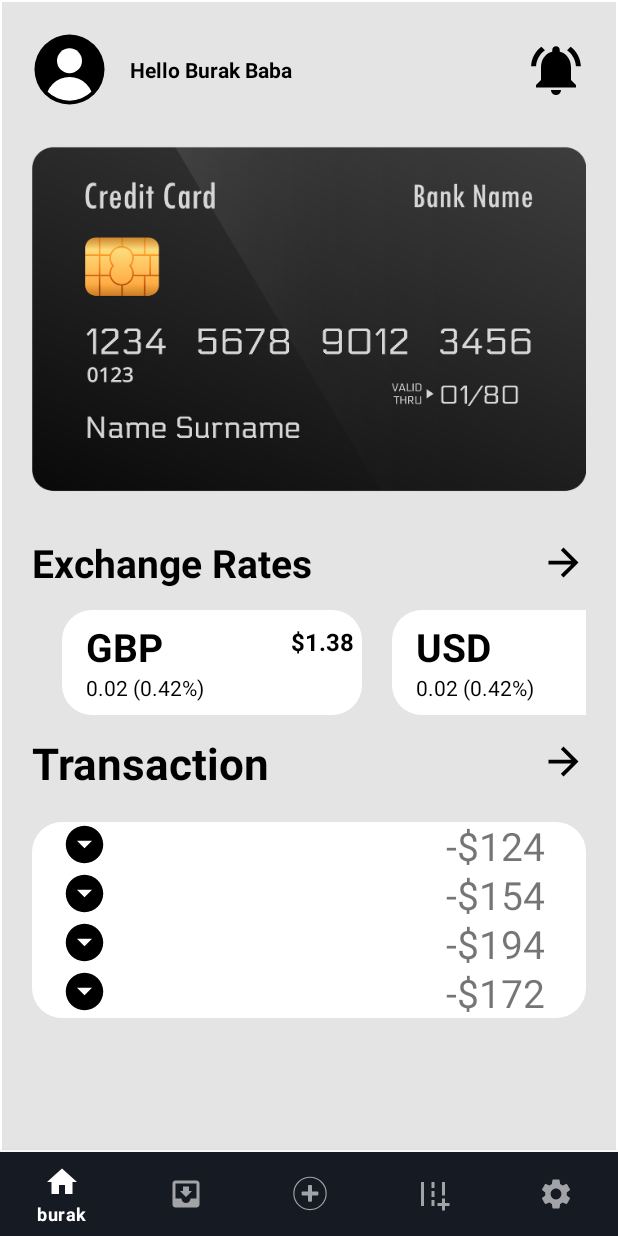
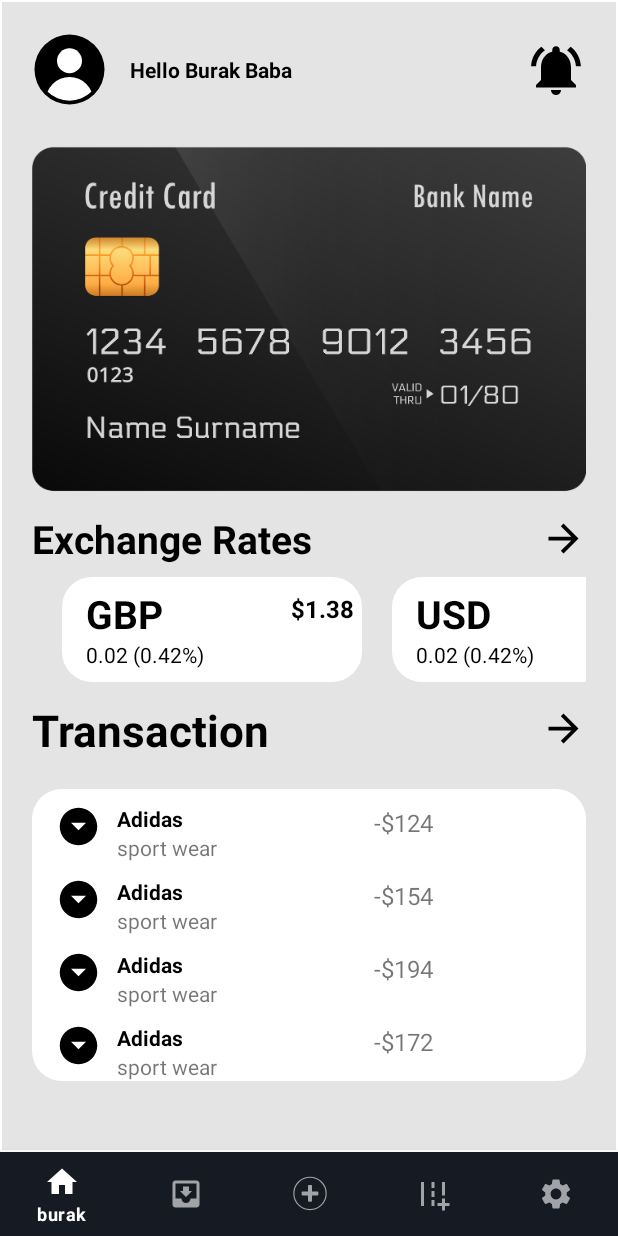
Before and after one commit to burakselcuk1/BottomNavMenu, an Android app: the screen it shows after launch (MainActivity), on a phone screen of 412 x 824 dp. Run offline under Robolectric (Android 15) with nearby library versions, the phone set to English and light mode, and no system bars; our stand-ins replace data binding, navigation-ui.

Commit message:
some text changed

```diff
--- a/app/src/main/res/layout/credit_card.xml
+++ b/app/src/main/res/layout/credit_card.xml
@@ -9,7 +9,6 @@
         android:layout_height="wrap_content"
         android:scaleType="fitStart"
         android:adjustViewBounds="true"
-
         android:src="@drawable/cardd" />
 
 </RelativeLayout>
--- a/app/src/main/res/layout/fragment_page_one.xml
+++ b/app/src/main/res/layout/fragment_page_one.xml
@@ -38,7 +38,7 @@
             layout="@layout/exchange"
             android:layout_width="match_parent"
             android:layout_height="wrap_content"
-            android:layout_marginTop="336dp"
+            android:layout_marginTop="320dp"
             app:layout_constraintTop_toTopOf="parent"
             tools:layout_editor_absoluteX="0dp" />
 
@@ -46,7 +46,9 @@
             android:id="@+id/recyclerView"
             android:layout_width="match_parent"
             android:layout_height="wrap_content"
-            app:layout_constraintTop_toBottomOf="@+id/include2" />
+            android:layout_marginTop="8dp"
+            app:layout_constraintTop_toBottomOf="@+id/exchange"
+            tools:layout_editor_absoluteX="0dp" />
 
         <include
             android:id="@+id/include3"
--- a/app/src/main/res/layout/main_page_row_item_two.xml
+++ b/app/src/main/res/layout/main_page_row_item_two.xml
@@ -3,6 +3,7 @@
     xmlns:android="http://schemas.android.com/apk/res/android"
     xmlns:app="http://schemas.android.com/apk/res-auto"
     xmlns:tools="http://schemas.android.com/tools"
+    android:layout_marginTop="10dp"
     android:layout_width="match_parent"
     android:layout_height="wrap_content">
 
@@ -18,15 +19,35 @@
         app:layout_constraintTop_toTopOf="parent" />
 
     <TextView
+        android:id="@+id/textView7"
+        android:layout_width="wrap_content"
+        android:layout_height="wrap_content"
+        android:text="Adidas"
+        android:textStyle="bold"
+        android:textColor="@color/black"
+        app:layout_constraintEnd_toStartOf="@+id/yeni"
+        app:layout_constraintHorizontal_bias="0.079"
+        app:layout_constraintStart_toEndOf="@+id/cryptoImg"
+        tools:layout_editor_absoluteY="0dp" />
+
+    <TextView
+        android:layout_width="wrap_content"
+        android:layout_height="wrap_content"
+        android:text="sport wear"
+        app:layout_constraintStart_toStartOf="@+id/textView7"
+        app:layout_constraintTop_toBottomOf="@+id/textView7" />
+
+    <TextView
         android:id="@+id/yeni"
         android:layout_width="wrap_content"
         android:layout_height="wrap_content"
-        android:layout_marginStart="276dp"
+        android:layout_marginStart="228dp"
         android:text="GBP"
-        android:textSize="26sp"
+        android:textSize="16sp"
         app:layout_constraintBottom_toBottomOf="@+id/cryptoImg"
         app:layout_constraintStart_toStartOf="parent"
-        app:layout_constraintTop_toTopOf="@+id/cryptoImg" />
+        app:layout_constraintTop_toTopOf="@+id/cryptoImg"
+        app:layout_constraintVertical_bias="0.2" />
 
 
 </androidx.constraintlayout.widget.ConstraintLayout>
```
